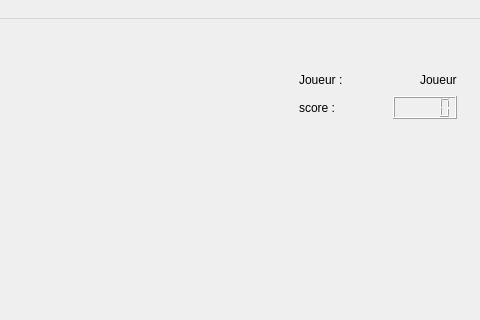
This is mwtetris.ui in g-jouret/projetTetris as Qt 5 draws it before an edit; both pictures show x 92 to 572 and y 0 to 320 of the 572 by 570 pixel window. The edited form follows.
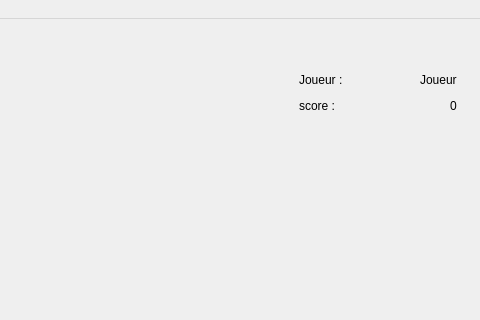
This is the edited form.

Patch:
```diff
--- a/mwtetris.ui
+++ b/mwtetris.ui
@@ -84,7 +84,11 @@
         </spacer>
        </item>
        <item>
-        <widget class="QLCDNumber" name="lcdNumPlayerScore"/>
+        <widget class="QLabel" name="lbPlayerScore">
+         <property name="text">
+          <string>0</string>
+         </property>
+        </widget>
        </item>
       </layout>
      </item>
```
